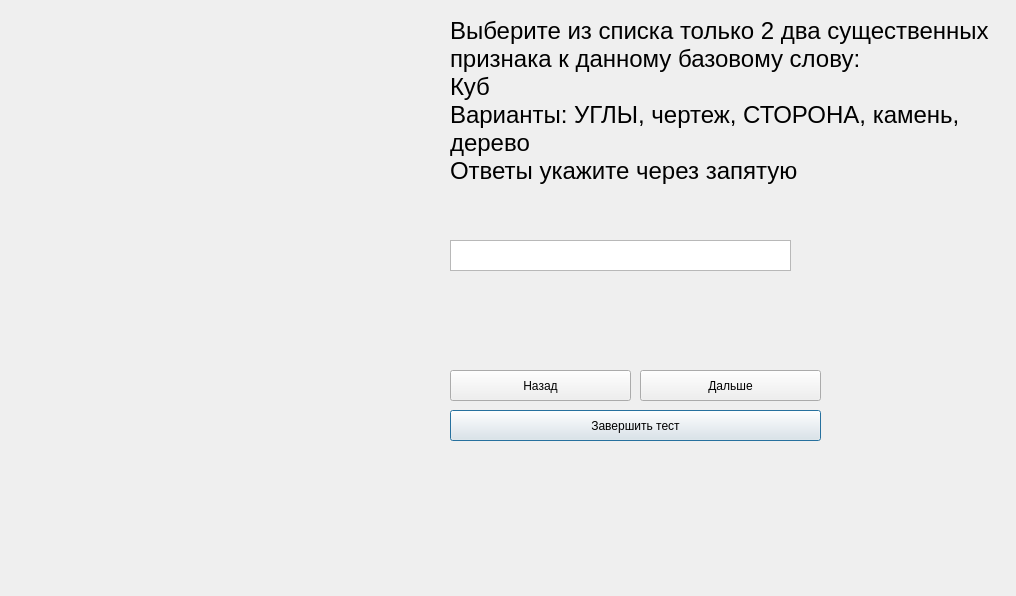
First picture: the form in DMCF/testform15.ui, repository SACRED448/Group_Project-UP-, before the edit.
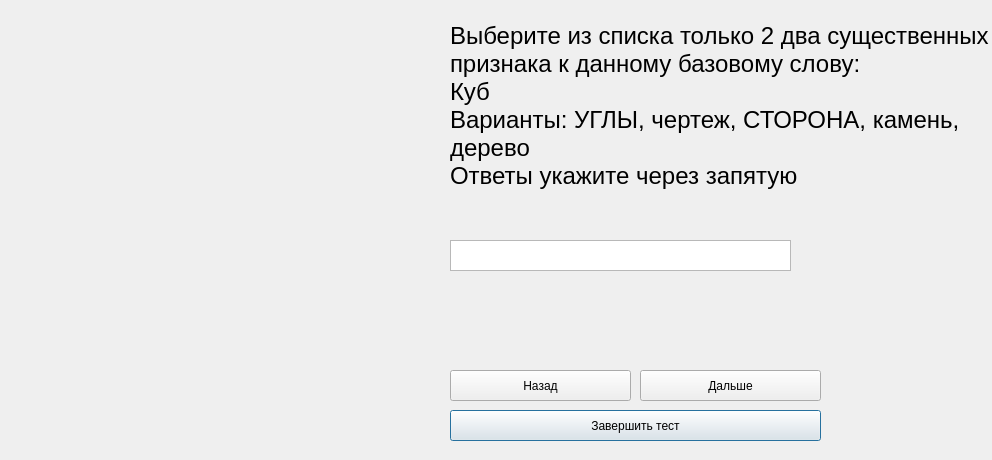
Second picture: the form after the edit.

Diff of the .ui file:
```diff
--- a/DMCF/testform15.ui
+++ b/DMCF/testform15.ui
@@ -6,8 +6,8 @@
    <rect>
     <x>0</x>
     <y>0</y>
-    <width>1016</width>
-    <height>596</height>
+    <width>992</width>
+    <height>460</height>
    </rect>
   </property>
   <property name="windowTitle">
@@ -71,7 +71,7 @@
      <x>450</x>
      <y>10</y>
      <width>551</width>
-     <height>181</height>
+     <height>191</height>
     </rect>
    </property>
    <property name="sizePolicy">
```
Left out of the diff: 6 changed lines with no effect on the pictures.
